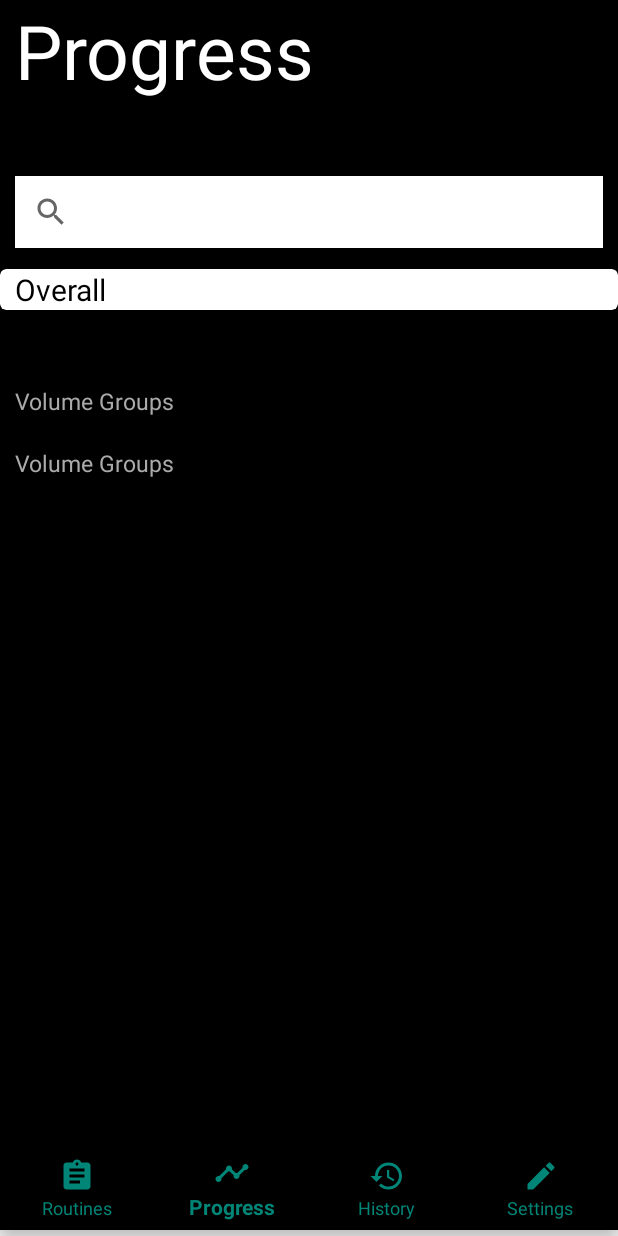
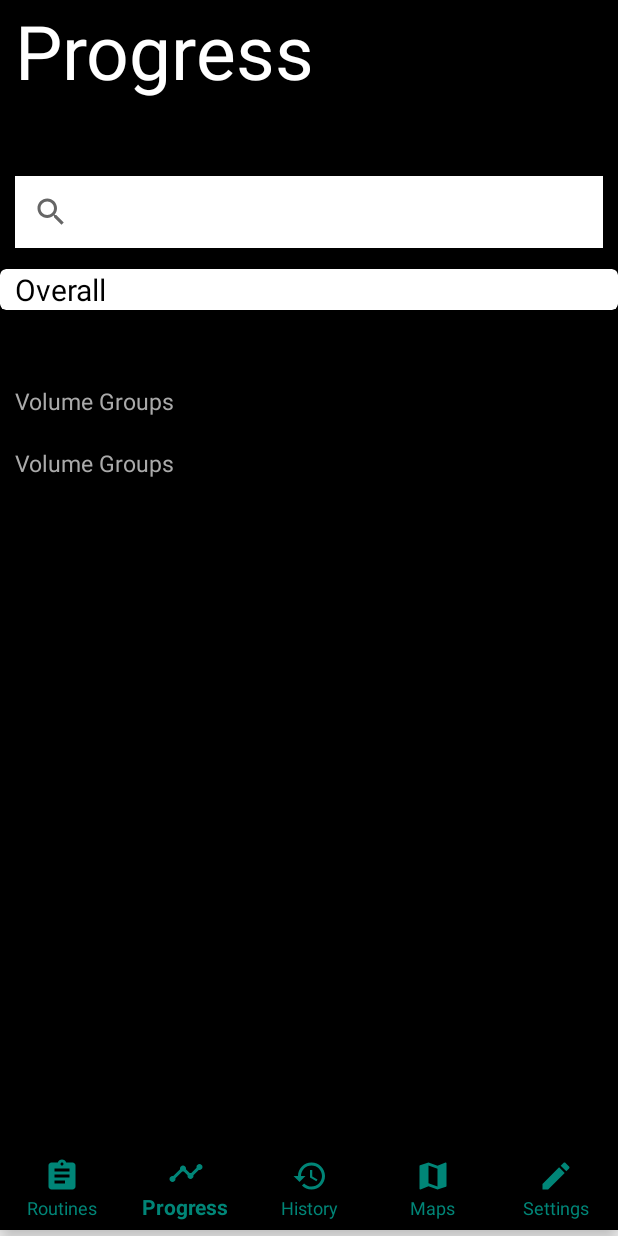
Before and after one commit to Jay-ArBrouillard/AndroidLiftingGoals, an Android app: the MainActivity screen opened directly, with no data from a screen before it, item 2 of the bottom bar chosen, on a phone screen of 412 x 824 dp. Run offline under Robolectric (Android 15) with nearby library versions, the light colour scheme and no system bars.

Commit message:
Implemented google maps

```diff
--- a/app/build.gradle
+++ b/app/build.gradle
@@ -28,6 +28,7 @@ dependencies {
     implementation 'com.github.PhilJay:MPAndroidChart:v3.1.0'
     implementation 'com.android.support:recyclerview-v7:29.0.0'
     implementation 'androidx.legacy:legacy-support-v4:1.0.0'
+    implementation 'com.google.android.gms:play-services-maps:17.0.0'
     testImplementation 'junit:junit:4.12'
     androidTestImplementation 'androidx.test:runner:1.2.0'
     androidTestImplementation 'androidx.test.espresso:espresso-core:3.2.0'
--- a/app/src/main/java/com/example/liftinggoals/ExerciseActivity.java
+++ b/app/src/main/java/com/example/liftinggoals/ExerciseActivity.java
@@ -30,7 +30,7 @@ public class ExerciseActivity extends AppCompatActivity {
         super.onCreate(savedInstanceState);
         setContentView(R.layout.activity_exercise);
 
-        button = (Button) findViewById(R.id.activity_exercise_done_button);
+        button = findViewById(R.id.activity_exercise_done_button);
 
         button.setOnClickListener(new View.OnClickListener() {
             @Override
--- a/app/src/main/java/com/example/liftinggoals/ExerciseDetailsFragment.java
+++ b/app/src/main/java/com/example/liftinggoals/ExerciseDetailsFragment.java
@@ -24,9 +24,6 @@ import com.github.mikephil.charting.interfaces.datasets.ILineDataSet;
 import java.util.ArrayList;
 
 
-/**
- * A simple {@link Fragment} subclass.
- */
 public class ExerciseDetailsFragment extends Fragment {
     LineChart lineChart;
     ListView listView;
--- a/app/src/main/java/com/example/liftinggoals/ProgressFragment.java
+++ b/app/src/main/java/com/example/liftinggoals/ProgressFragment.java
@@ -23,32 +23,7 @@ public class ProgressFragment extends Fragment {
     public View onCreateView(@NonNull LayoutInflater inflater, @Nullable ViewGroup container, @Nullable Bundle savedInstanceState) {
         View view = inflater.inflate(R.layout.fragment_progress, container, false);
 
-        ArrayList<String> exercises = new ArrayList<>();
-        exercises.add("Squat");
-        exercises.add("Bench Press");
-        exercises.add("Barbell Row");
-        exercises.add("Deadlift");
-        exercises.add("Shoulder Press");
-        exercises.add("Hang Clean");
-
-        listView = (ListView) view.findViewById(R.id.progress_list_view);
-
-        ArrayAdapter<String> arrayAdapter = new ArrayAdapter<String>(getActivity(), android.R.layout.simple_list_item_1, exercises);
-        listView.setAdapter(arrayAdapter);
-
-        listView.setOnItemClickListener(new AdapterView.OnItemClickListener() {
-            @Override
-            public void onItemClick(AdapterView<?> parent, View view, int position, long id) {
-                Fragment selectedFragment = null;
-
-                if (position == 1) {
-                    selectedFragment = new ExerciseDetailsFragment();
-                }
-
-
-                getActivity().getSupportFragmentManager().beginTransaction().replace((R.id.fragment_container), selectedFragment).commit();
-            }
-        });
+        //ToDo create Volume groups and exercises recycler views
 
         return view;
     }
--- /dev/null
+++ b/app/src/main/res/drawable/ic_map_black_24dp.xml
@@ -0,0 +1,9 @@
+<vector xmlns:android="http://schemas.android.com/apk/res/android"
+        android:width="24dp"
+        android:height="24dp"
+        android:viewportWidth="24.0"
+        android:viewportHeight="24.0">
+    <path
+        android:fillColor="#FF000000"
+        android:pathData="M20.5,3l-0.16,0.03L15,5.1 9,3 3.36,4.9c-0.21,0.07 -0.36,0.25 -0.36,0.48V20.5c0,0.28 0.22,0.5 0.5,0.5l0.16,-0.03L9,18.9l6,2.1 5.64,-1.9c0.21,-0.07 0.36,-0.25 0.36,-0.48V3.5c0,-0.28 -0.22,-0.5 -0.5,-0.5zM15,19l-6,-2.11V5l6,2.11V19z"/>
+</vector>
--- a/app/src/main/res/menu/bottom_navigation.xml
+++ b/app/src/main/res/menu/bottom_navigation.xml
@@ -16,7 +16,12 @@
         android:title="@string/third_nav_tab" />
 
     <item
+        android:id="@+id/nav_maps"
+        android:icon="@drawable/ic_map_black_24dp"
+        android:title="@string/fourth_nav_tab" />
+
+    <item
         android:id="@+id/nav_settings"
         android:icon="@drawable/ic_edit_black_24dp"
-        android:title="@string/fourth_nav_tab" />
+        android:title="@string/fifth_nav_tab" />
 </menu>
--- a/app/src/main/res/values/strings.xml
+++ b/app/src/main/res/values/strings.xml
@@ -3,7 +3,8 @@
     <string name="first_nav_tab">Routines</string>
     <string name="second_nav_tab">Progress</string>
     <string name="third_nav_tab">History</string>
-    <string name="fourth_nav_tab">Settings</string>
+    <string name="fourth_nav_tab">Maps</string>
+    <string name="fifth_nav_tab">Settings</string>
     <string-array name="Monday5x5Exercises">
         <item>Squat</item>
         <item>Bench</item>
@@ -12,4 +13,5 @@
 
     <!-- TODO: Remove or change this placeholder text -->
     <string name="hello_blank_fragment">Hello blank fragment</string>
+    <string name="title_activity_maps">activity_maps</string>
 </resources>
```
Also changed, not shown: app/src/debug/res/values/google_maps_api.xml (added, +24 -0 lines), app/src/main/AndroidManifest.xml (+28 -2 lines), app/src/main/java/com/example/liftinggoals/MainActivity.java (+40 -1 lines), app/src/main/java/com/example/liftinggoals/MapsActivity.java (added, +57 -0 lines), app/src/main/java/com/example/liftinggoals/WorkoutFragment.java (+2 -6 lines), app/src/main/res/layout/activity_maps.xml (added, +27 -0 lines), 1 other file.
